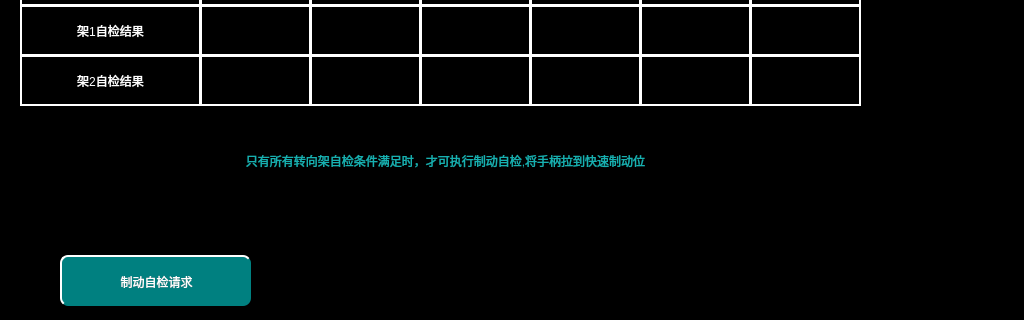
First picture: the form in maintaincebcutestpage.ui, repository mayue-crrc/ShenyangMetro9DB, before the edit; both pictures show x 0 to 1024 and y 115 to 435 of the 1024 by 595 pixel window.
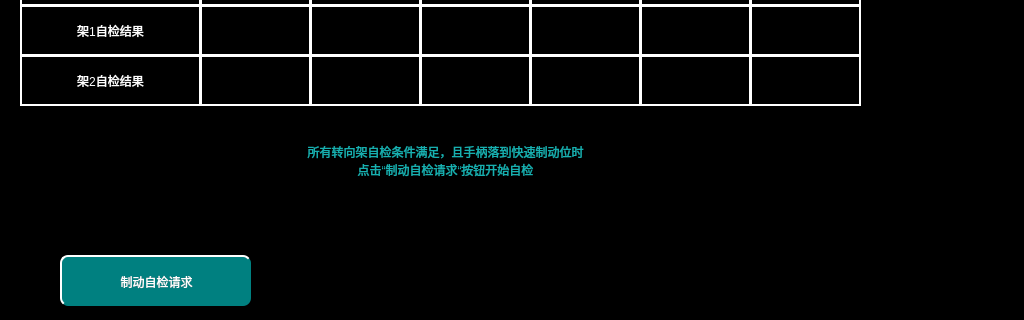
Second picture: the form after the edit.

```diff
--- a/maintaincebcutestpage.ui
+++ b/maintaincebcutestpage.ui
@@ -831,7 +831,8 @@
     <string notr="true">border-color:black;</string>
    </property>
    <property name="text">
-    <string>只有所有转向架自检条件满足时，才可执行制动自检,将手柄拉到快速制动位</string>
+    <string>所有转向架自检条件满足，且手柄落到快速制动位时
+点击“制动自检请求“按钮开始自检</string>
    </property>
    <property name="alignment">
     <set>Qt::AlignCenter</set>
```
